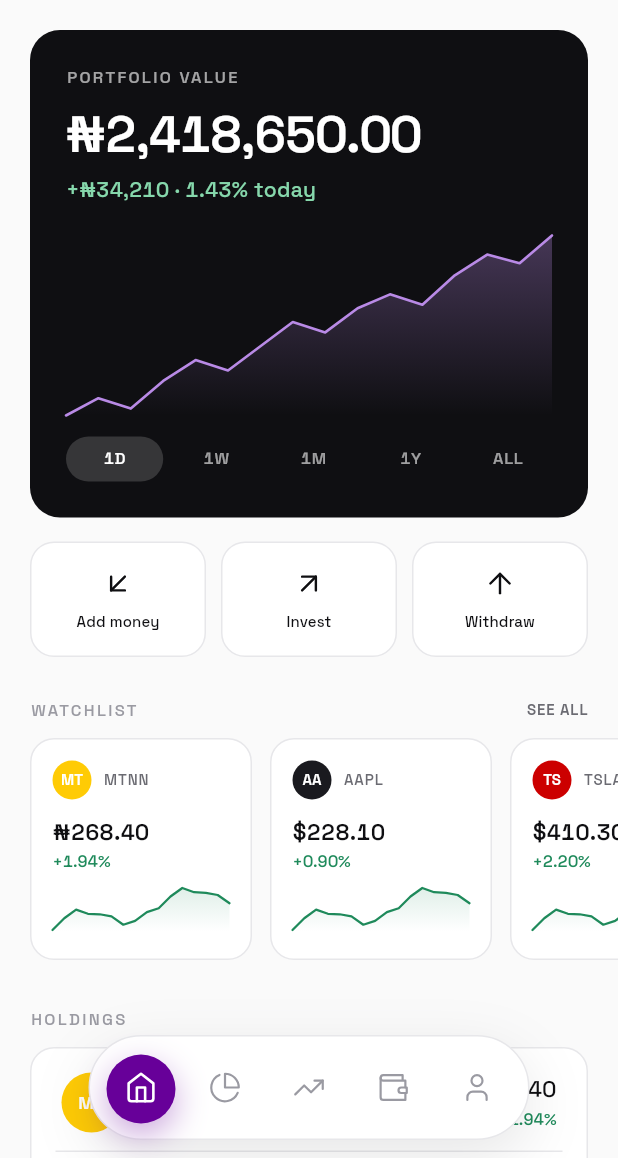
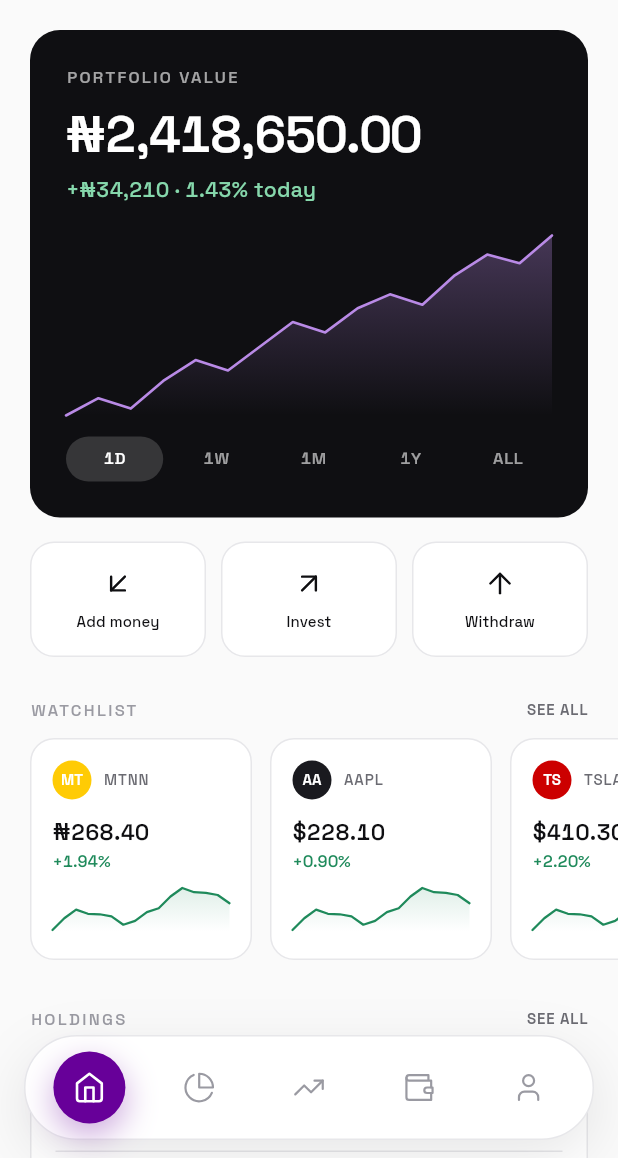
Before and after one commit to B3rry4r/Kudimata-Securities-Mobile, a Flutter app: the HomeScreen screen opened by its route, on a phone screen of 412 x 824 dp, the part 78-1236 px from its top. Run offline on Flutter 3.47's test engine with Material 3 defaults, Android fonts, the phone set to English and light mode, and no system bars; drawn by our look-alikes of fl_chart; our stand-ins replace flutter_svg, go_router.

Commit message:
Bundle Space Grotesk + fix device issues (nav, sheets, safearea, logo)
- Fonts: bundle Space Grotesk (sliced from the official variable font into
  assets/fonts) and drop google_fonts — the runtime font fetch was failing on
  the installed APK, so the app showed a fallback font everywhere.
- Bottom sheets (Add money / Withdraw / Convert / Buy / Sell) present on the
  root navigator (useRootNavigator) so they sit ABOVE the floating nav instead
  of behind it.
- Bottom nav fills the width like a real navbar (LayoutBuilder, items spread,
  knob slides to the active slot) instead of a narrow centered pill.
- KDetailHeader applies the status-bar inset itself (preferredSize + top
  padding) so every pushed/inner screen clears the notch — fixes missing
  SafeArea across all detail screens at once.
- Portfolio allocation donut back to the brand purple ramp.
- Home: Holdings "See all" now matches the Watchlist header format (eyebrow
  left, See all right) instead of a full-width ghost button.

flutter analyze clean; smoke + route-walk tests pass; web builds.

Co-Authored-By: Claude Opus 4.8 (1M context) <noreply@anthropic.com>

```diff
--- a/lib/router/app_router.dart
+++ b/lib/router/app_router.dart
@@ -240,10 +240,8 @@ class _TabShell extends StatelessWidget {
             child: SafeArea(
               top: false,
               child: Padding(
-                padding: const EdgeInsets.only(bottom: 12),
-                child: Center(
-                  child: KBottomNav(active: active, onChange: _onNav),
-                ),
+                padding: const EdgeInsets.fromLTRB(16, 0, 16, 12),
+                child: KBottomNav(active: active, onChange: _onNav),
               ),
             ),
           ),
--- a/lib/screens/home/home_screen.dart
+++ b/lib/screens/home/home_screen.dart
@@ -131,10 +131,17 @@ class HomeScreen extends StatelessWidget {
             ),
             const SizedBox(height: 28),
 
-            // holdings preview → portfolio
-            const Padding(
+            // holdings preview → portfolio (header format matches Watchlist:
+            // eyebrow left, See all right)
+            Padding(
               padding: _gut,
-              child: KEyebrow('Holdings'),
+              child: Row(
+                children: [
+                  const KEyebrow('Holdings'),
+                  const Spacer(),
+                  _SeeAll(onTap: () => context.go(Routes.portfolio)),
+                ],
+              ),
             ),
             const SizedBox(height: 12),
             Padding(
@@ -165,15 +172,6 @@ class HomeScreen extends StatelessWidget {
                       ),
                   ],
                 ),
-              ),
-            ),
-            const SizedBox(height: 12),
-            Padding(
-              padding: _gut,
-              child: KButton(
-                label: 'See all',
-                variant: KButtonVariant.ghost,
-                onPressed: () => context.go(Routes.portfolio),
               ),
             ),
             const SizedBox(height: 28),
--- a/lib/theme/app_theme.dart
+++ b/lib/theme/app_theme.dart
@@ -4,7 +4,6 @@
 // Material defaults (text selection, scaffold bg, splash behaviour).
 import 'package:flutter/cupertino.dart' show CupertinoPageTransitionsBuilder;
 import 'package:flutter/material.dart';
-import 'package:google_fonts/google_fonts.dart';
 import 'tokens.dart';
 
 class KTheme {
@@ -16,7 +15,9 @@ class KTheme {
       brightness: Brightness.light,
     );
 
-    final textTheme = GoogleFonts.spaceGroteskTextTheme(base.textTheme).apply(
+    // Bundled Space Grotesk (assets/fonts) — no runtime font fetch.
+    final textTheme = base.textTheme.apply(
+      fontFamily: KType.fontFamily,
       bodyColor: KColor.ink,
       displayColor: KColor.ink,
     );
--- a/lib/theme/tokens.dart
+++ b/lib/theme/tokens.dart
@@ -2,7 +2,6 @@
 // (_ds/.../tokens/*.css). "Editorial mono": white + ink, colour only where it
 // carries meaning. Do not invent values here — every constant traces to a token.
 import 'package:flutter/material.dart';
-import 'package:google_fonts/google_fonts.dart';
 
 /// Colour — near-monochrome. tokens/colors.css
 class KColor {
@@ -116,9 +115,14 @@ const FontFeature _tnum = FontFeature.tabularFigures();
 class KType {
   KType._();
 
+  /// Bundled font family (assets/fonts/SpaceGrotesk-*.ttf, declared in pubspec).
+  /// Bundled — NOT fetched at runtime — so it always renders offline / in release.
+  static const String fontFamily = 'Space Grotesk';
+
   static TextStyle _base(double size, FontWeight w, Color color,
       {double? letterSpacing, double? height}) {
-    return GoogleFonts.spaceGrotesk(
+    return TextStyle(
+      fontFamily: fontFamily,
       fontSize: size,
       fontWeight: w,
       color: color,
--- a/lib/widgets/navigation.dart
+++ b/lib/widgets/navigation.dart
@@ -31,23 +31,25 @@ class KBottomNav extends StatelessWidget {
   final String active;
   final ValueChanged<String> onChange;
 
-  static const double _slot = 56;
   static const double _pad = 6;
-  static const double _knob = 46;
+  static const double _knob = 48;
+  static const double _content = 56; // slot/icon row height
 
   @override
   Widget build(BuildContext context) {
     var idx = items.indexWhere((it) => it.id == active);
     if (idx < 0) idx = 0;
-    // +2 / +2 for the 1px hairline border on each side (it sits inside the box,
-    // so the inner content area would otherwise be 2px short of the slot row).
-    final width = _pad * 2 + items.length * _slot + 2;
-    const height = _pad * 2 + _slot + 2;
-    final knobLeft = _pad + idx * _slot + (_slot - _knob) / 2;
+
+    // Fills the available width like a real navbar: the items spread evenly and
+    // the purple knob slides to the centre of the active slot.
+    return LayoutBuilder(
+      builder: (context, c) {
+        final innerW = c.maxWidth - _pad * 2 - 2; // minus padding + 1px border each side
+        final slotW = innerW / items.length;
+        final knobLeft = idx * slotW + (slotW - _knob) / 2;
 
         return Container(
-      width: width,
-      height: height,
+          width: c.maxWidth,
           padding: const EdgeInsets.all(_pad),
           decoration: BoxDecoration(
             color: KColor.paper,
@@ -55,14 +57,16 @@ class KBottomNav extends StatelessWidget {
             border: Border.all(color: KColor.hairline, width: 1),
             boxShadow: KShadow.nav,
           ),
+          child: SizedBox(
+            height: _content,
             child: Stack(
               clipBehavior: Clip.none,
               children: [
                 AnimatedPositioned(
                   duration: KMotion.base,
                   curve: KMotion.easeSoft,
-            left: knobLeft - _pad,
-            top: (height - _pad * 2 - _knob) / 2,
+                  left: knobLeft,
+                  top: (_content - _knob) / 2,
                   width: _knob,
                   height: _knob,
                   child: Container(
@@ -78,12 +82,12 @@ class KBottomNav extends StatelessWidget {
                 Row(
                   children: [
                     for (final it in items)
-                GestureDetector(
+                      Expanded(
+                        child: GestureDetector(
                           onTap: () => onChange(it.id),
                           behavior: HitTestBehavior.opaque,
                           child: SizedBox(
-                    width: _slot,
-                    height: _slot,
+                            height: _content,
                             child: Center(
                               child: AnimatedSwitcher(
                                 duration: KMotion.base,
@@ -98,10 +102,14 @@ class KBottomNav extends StatelessWidget {
                             ),
                           ),
                         ),
+                      ),
                   ],
                 ),
               ],
             ),
+          ),
+        );
+      },
     );
   }
 }
--- a/lib/widgets/overlays.dart
+++ b/lib/widgets/overlays.dart
@@ -81,6 +81,9 @@ Future<T?> showKSheet<T>(
   return showModalBottomSheet<T>(
     context: context,
     isScrollControlled: isScrollControlled,
+    // Present on the ROOT navigator so the sheet sits ABOVE the shell's floating
+    // bottom nav (otherwise the nav overlay renders on top of the sheet).
+    useRootNavigator: true,
     backgroundColor: Colors.transparent,
     barrierColor: const Color(0x520F0F12), // rgba(15,15,18,0.32)
     elevation: 0,
```
Also changed, not shown: lib/screens/portfolio/portfolio_screen.dart (+4 -5 lines), lib/widgets/scaffold.dart (+22 -2 lines), pubspec.yaml (+14 -1 lines), assets/fonts/SpaceGrotesk-Bold.ttf (added), assets/fonts/SpaceGrotesk-Medium.ttf (added), assets/fonts/SpaceGrotesk-Regular.ttf (added), assets/fonts/SpaceGrotesk-SemiBold.ttf (added), pubspec.lock. Lines whose indentation alone changed are shown as unchanged.
